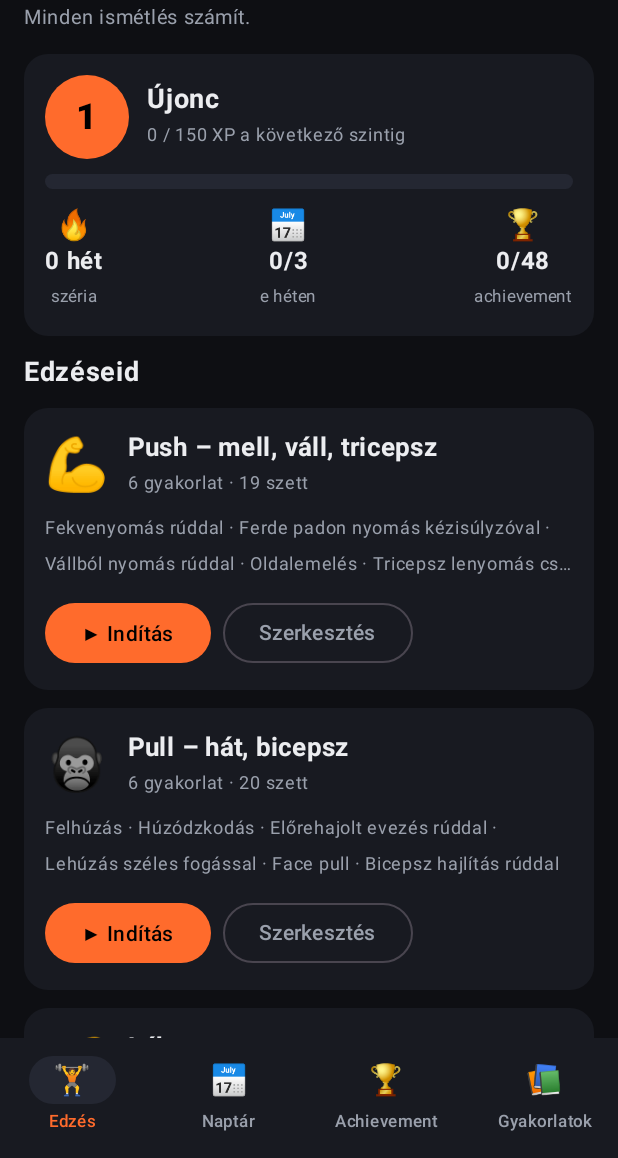
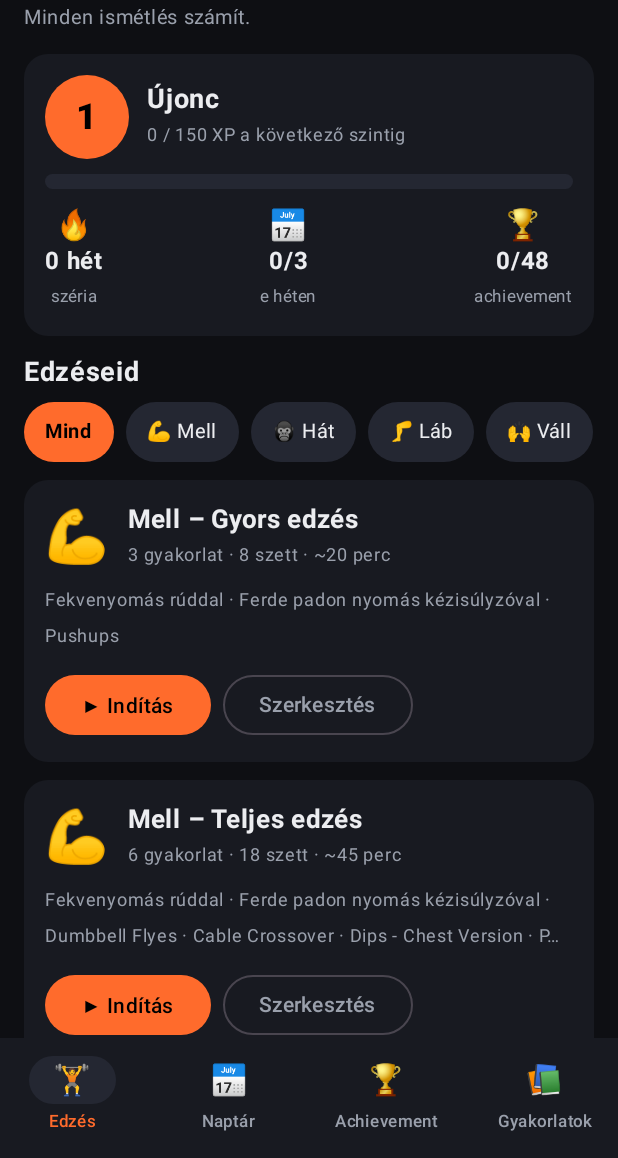
Before and after one commit to Speederhun/PRoud, an Android app built with Jetpack Compose: the screen it shows after launch (MainActivity), on a phone screen of 412 x 824 dp, the part 78-1236 px from its top. Run offline under Robolectric (Android 15) with nearby library versions, the phone set to English and light mode, and no system bars; pictures from the network do not load.

Commit message:
Edzéscsoportok: Mell/Hát/Láb/Váll/Kar/Core/Teljes test, gyors és teljes edzéssel
A főképernyőn csoport szerint szűrhetők az edzésterv-sablonok, minden
csoporthoz van gyors és teljes edzés. Az edzésterv-szerkesztőben csoport
választható. Régi alapsablonok automatikusan cserélődnek (seed v2).

```diff
--- a/app/src/main/java/app/proud/HomeScreen.kt
+++ b/app/src/main/java/app/proud/HomeScreen.kt
@@ -1,6 +1,8 @@
 package app.proud
 
 import androidx.compose.foundation.background
+import androidx.compose.foundation.horizontalScroll
+import androidx.compose.foundation.rememberScrollState
 import androidx.compose.foundation.layout.Arrangement
 import androidx.compose.foundation.layout.Box
 import androidx.compose.foundation.layout.Column
@@ -46,6 +48,7 @@ fun HomeScreen(
     val stats = remember(data) { computeStats(data) }
     val li = levelInfo(stats.xp)
     var pending by remember { mutableStateOf<Template?>(null) }
+    var selGroup by remember { mutableStateOf("") }
 
     fun start(t: Template) {
         store.startWorkout(t.name, t.items)
@@ -54,6 +57,12 @@ fun HomeScreen(
 
     fun tryStart(t: Template) {
         if (data.active != null) pending = t else start(t)
+    }
+
+    val shown = when (selGroup) {
+        "" -> data.templates
+        "Saját" -> data.templates.filter { it.group.isEmpty() }
+        else -> data.templates.filter { it.group == selGroup }
     }
 
     val today = LocalDate.now().toEpochDay()
@@ -121,16 +130,37 @@ fun HomeScreen(
 
         item {
             Text("Edzéseid", fontSize = 18.sp, fontWeight = FontWeight.Bold, color = TextMain)
+            Spacer(Modifier.height(8.dp))
+            Row(
+                Modifier.horizontalScroll(rememberScrollState()),
+                horizontalArrangement = Arrangement.spacedBy(8.dp)
+            ) {
+                Chip("Mind", selGroup == "") { selGroup = "" }
+                Hu.templateGroups.forEach { g ->
+                    Chip(Hu.groupEmoji(g) + " " + g, selGroup == g) { selGroup = if (selGroup == g) "" else g }
+                }
+                Chip("Saját", selGroup == "Saját") { selGroup = if (selGroup == "Saját") "" else "Saját" }
+            }
         }
 
-        items(data.templates, key = { it.id }) { t ->
+        if (shown.isEmpty()) {
+            item {
+                Text("Ebben a csoportban még nincs edzés. Hozz létre egyet lent.", color = Muted, fontSize = 13.sp)
+            }
+        }
+
+        items(shown, key = { it.id }) { t ->
             AppCard {
                 Row(verticalAlignment = Alignment.CenterVertically) {
                     Text(t.emoji, fontSize = 34.sp)
                     Column(Modifier.weight(1f).padding(start = 12.dp)) {
                         Text(t.name, fontSize = 17.sp, fontWeight = FontWeight.Bold, color = TextMain)
                         val sets = t.items.sumOf { it.sets }
-                        Text("${t.items.size} gyakorlat · $sets szett", color = Muted, fontSize = 12.sp)
+                        Text(
+                            "${t.items.size} gyakorlat · $sets szett · ~${(sets * 5 + 1) / 2} perc",
+                            color = Muted,
+                            fontSize = 12.sp
+                        )
                     }
                 }
                 Spacer(Modifier.height(6.dp))
--- a/app/src/main/java/app/proud/Hu.kt
+++ b/app/src/main/java/app/proud/Hu.kt
@@ -63,6 +63,20 @@ object Hu {
 
     fun groupOf(muscle: String): String? =
         groups.entries.firstOrNull { muscle in it.value }?.key
+
+    /** Edzéscsoportok az edzésterv-választóhoz. */
+    val templateGroups = listOf("Mell", "Hát", "Láb", "Váll", "Kar", "Core", "Teljes test")
+
+    fun groupEmoji(g: String): String = when (g) {
+        "Mell" -> "💪"
+        "Hát" -> "🦍"
+        "Láb" -> "🦵"
+        "Váll" -> "🙌"
+        "Kar" -> "💥"
+        "Core" -> "🎯"
+        "Teljes test" -> "🔥"
+        else -> "🏋️"
+    }
 
     val mainEquipment = listOf("barbell", "dumbbell", "cable", "machine", "body only", "kettlebells")
 
--- a/app/src/main/java/app/proud/Models.kt
+++ b/app/src/main/java/app/proud/Models.kt
@@ -25,7 +25,8 @@ data class Template(
     val id: String,
     val name: String,
     val emoji: String,
-    val items: List<TemplateItem>
+    val items: List<TemplateItem>,
+    val group: String = ""
 )
 
 data class SetEntry(val id: Long, val weight: Double, val reps: Int, val done: Boolean)
--- a/app/src/main/java/app/proud/Store.kt
+++ b/app/src/main/java/app/proud/Store.kt
@@ -227,51 +227,63 @@ class Store(private val file: File) {
     }
 
     companion object {
+        const val SEED_VERSION = 2
+
+        private fun ti(id: String, sets: Int, reps: Int) = TemplateItem(id, sets, reps)
+
+        private fun tpl(key: String, group: String, quick: Boolean, items: List<TemplateItem>) =
+            Template(
+                id = "d_${key}_${if (quick) "quick" else "full"}",
+                name = "$group – ${if (quick) "Gyors edzés" else "Teljes edzés"}",
+                emoji = Hu.groupEmoji(group),
+                items = items,
+                group = group
+            )
+
         fun defaultTemplates(): List<Template> = listOf(
-            Template(
-                "d_push", "Push – mell, váll, tricepsz", "💪",
-                listOf(
-                    TemplateItem("Barbell_Bench_Press_-_Medium_Grip", 4, 8),
-                    TemplateItem("Incline_Dumbbell_Press", 3, 10),
-                    TemplateItem("Barbell_Shoulder_Press", 3, 8),
-                    TemplateItem("Side_Lateral_Raise", 3, 12),
-                    TemplateItem("Triceps_Pushdown", 3, 12),
-                    TemplateItem("Dips_-_Triceps_Version", 3, 10)
-                )
-            ),
-            Template(
-                "d_pull", "Pull – hát, bicepsz", "🦍",
-                listOf(
-                    TemplateItem("Barbell_Deadlift", 3, 5),
-                    TemplateItem("Pullups", 4, 8),
-                    TemplateItem("Bent_Over_Barbell_Row", 4, 8),
-                    TemplateItem("Wide-Grip_Lat_Pulldown", 3, 10),
-                    TemplateItem("Face_Pull", 3, 15),
-                    TemplateItem("Barbell_Curl", 3, 10)
-                )
-            ),
-            Template(
-                "d_legs", "Láb nap", "🦵",
-                listOf(
-                    TemplateItem("Barbell_Full_Squat", 4, 6),
-                    TemplateItem("Romanian_Deadlift", 3, 8),
-                    TemplateItem("Leg_Press", 3, 12),
-                    TemplateItem("Barbell_Lunge", 3, 10),
-                    TemplateItem("Barbell_Hip_Thrust", 3, 10),
-                    TemplateItem("Standing_Calf_Raises", 4, 12)
-                )
-            ),
-            Template(
-                "d_full", "Teljes test", "🔥",
-                listOf(
-                    TemplateItem("Barbell_Full_Squat", 3, 8),
-                    TemplateItem("Barbell_Bench_Press_-_Medium_Grip", 3, 8),
-                    TemplateItem("Bent_Over_Barbell_Row", 3, 8),
-                    TemplateItem("Barbell_Shoulder_Press", 3, 8),
-                    TemplateItem("Barbell_Curl", 2, 10),
-                    TemplateItem("Triceps_Pushdown", 2, 12)
-                )
-            )
+            tpl("chest", "Mell", true, listOf(
+                ti("Barbell_Bench_Press_-_Medium_Grip", 3, 8), ti("Incline_Dumbbell_Press", 3, 10), ti("Pushups", 2, 15))),
+            tpl("chest", "Mell", false, listOf(
+                ti("Barbell_Bench_Press_-_Medium_Grip", 4, 8), ti("Incline_Dumbbell_Press", 3, 10),
+                ti("Dumbbell_Flyes", 3, 12), ti("Cable_Crossover", 3, 12),
+                ti("Dips_-_Chest_Version", 3, 10), ti("Pushups", 2, 15))),
+            tpl("back", "Hát", true, listOf(
+                ti("Pullups", 3, 8), ti("Bent_Over_Barbell_Row", 3, 8), ti("Wide-Grip_Lat_Pulldown", 3, 10))),
+            tpl("back", "Hát", false, listOf(
+                ti("Barbell_Deadlift", 3, 5), ti("Pullups", 4, 8), ti("Bent_Over_Barbell_Row", 4, 8),
+                ti("Seated_Cable_Rows", 3, 10), ti("Wide-Grip_Lat_Pulldown", 3, 10),
+                ti("Hyperextensions_Back_Extensions", 3, 12))),
+            tpl("legs", "Láb", true, listOf(
+                ti("Barbell_Full_Squat", 3, 8), ti("Romanian_Deadlift", 3, 8), ti("Standing_Calf_Raises", 3, 12))),
+            tpl("legs", "Láb", false, listOf(
+                ti("Barbell_Full_Squat", 4, 6), ti("Romanian_Deadlift", 3, 8), ti("Leg_Press", 3, 12),
+                ti("Barbell_Lunge", 3, 10), ti("Lying_Leg_Curls", 3, 12),
+                ti("Barbell_Hip_Thrust", 3, 10), ti("Standing_Calf_Raises", 4, 12))),
+            tpl("shoulders", "Váll", true, listOf(
+                ti("Barbell_Shoulder_Press", 3, 8), ti("Side_Lateral_Raise", 3, 12), ti("Face_Pull", 3, 15))),
+            tpl("shoulders", "Váll", false, listOf(
+                ti("Barbell_Shoulder_Press", 4, 8), ti("Dumbbell_Shoulder_Press", 3, 10),
+                ti("Side_Lateral_Raise", 4, 12), ti("Reverse_Flyes", 3, 15),
+                ti("Face_Pull", 3, 15), ti("Dumbbell_Shrug", 3, 12))),
+            tpl("arms", "Kar", true, listOf(
+                ti("Barbell_Curl", 3, 10), ti("Triceps_Pushdown", 3, 12), ti("Hammer_Curls", 2, 12))),
+            tpl("arms", "Kar", false, listOf(
+                ti("Barbell_Curl", 3, 10), ti("Close-Grip_Barbell_Bench_Press", 3, 8),
+                ti("Hammer_Curls", 3, 12), ti("EZ-Bar_Skullcrusher", 3, 10),
+                ti("Dumbbell_Bicep_Curl", 3, 12), ti("Cable_Rope_Overhead_Triceps_Extension", 3, 12),
+                ti("Triceps_Pushdown", 3, 12))),
+            tpl("core", "Core", true, listOf(
+                ti("Hanging_Leg_Raise", 3, 10), ti("Cable_Crunch", 3, 15), ti("Ab_Roller", 3, 10))),
+            tpl("core", "Core", false, listOf(
+                ti("Hanging_Leg_Raise", 3, 12), ti("Cable_Crunch", 3, 15), ti("Ab_Roller", 3, 10),
+                ti("Decline_Crunch", 3, 15), ti("Rope_Crunch", 3, 15))),
+            tpl("full", "Teljes test", true, listOf(
+                ti("Barbell_Full_Squat", 3, 8), ti("Barbell_Bench_Press_-_Medium_Grip", 3, 8),
+                ti("Bent_Over_Barbell_Row", 3, 8))),
+            tpl("full", "Teljes test", false, listOf(
+                ti("Barbell_Full_Squat", 3, 8), ti("Barbell_Bench_Press_-_Medium_Grip", 3, 8),
+                ti("Bent_Over_Barbell_Row", 3, 8), ti("Barbell_Shoulder_Press", 3, 8),
+                ti("Barbell_Curl", 2, 10), ti("Triceps_Pushdown", 2, 12)))
         )
 
         private fun encode(d: AppData): JSONObject {
@@ -282,6 +294,7 @@ class Store(private val file: File) {
                         put("id", t.id)
                         put("name", t.name)
                         put("emoji", t.emoji)
+                        put("group", t.group)
                         put("items", JSONArray().also { ia ->
                             t.items.forEach { i ->
                                 ia.put(JSONObject().apply {
@@ -320,6 +333,7 @@ class Store(private val file: File) {
                     })
                 }
             })
+            o.put("seed", SEED_VERSION)
             o.put("plans", JSONArray().also { arr ->
                 d.plans.forEach { p ->
                     arr.put(JSONObject().apply {
@@ -373,7 +387,7 @@ class Store(private val file: File) {
                     val ij = ia.getJSONObject(j)
                     items.add(TemplateItem(ij.getString("ex"), ij.optInt("sets", 3), ij.optInt("reps", 10)))
                 }
-                templates.add(Template(t.getString("id"), t.optString("name", "Edzés"), t.optString("emoji", "💪"), items))
+                templates.add(Template(t.getString("id"), t.optString("name", "Edzés"), t.optString("emoji", "💪"), items, t.optString("group", "")))
             }
 
             val sessions = ArrayList<Session>()
@@ -434,7 +448,13 @@ class Store(private val file: File) {
                 active = ActiveWorkout(ao.getLong("start"), ao.optString("name", "Edzés"), exs)
             }
 
-            return AppData(templates, sessions, plans, unlocked, settings, active)
+            var finalTemplates: List<Template> = templates
+            if (o.optInt("seed", 1) < SEED_VERSION) {
+                val oldIds = setOf("d_push", "d_pull", "d_legs", "d_full")
+                finalTemplates = defaultTemplates() + templates.filter { it.id !in oldIds }
+            }
+
+            return AppData(finalTemplates, sessions, plans, unlocked, settings, active)
         }
     }
 }
--- a/app/src/main/java/app/proud/TemplateEditScreen.kt
+++ b/app/src/main/java/app/proud/TemplateEditScreen.kt
@@ -46,6 +46,7 @@ fun TemplateEditScreen(
     val existing = data.templates.firstOrNull { it.id == templateId }
     var name by remember { mutableStateOf(existing?.name ?: "") }
     var emoji by remember { mutableStateOf(existing?.emoji ?: "💪") }
+    var group by remember { mutableStateOf(existing?.group ?: "") }
     var items by remember { mutableStateOf(existing?.items ?: emptyList()) }
     var showPicker by remember { mutableStateOf(false) }
     var showDelete by remember { mutableStateOf(false) }
@@ -75,7 +76,7 @@ fun TemplateEditScreen(
                     enabled = canSave,
                     onClick = {
                         val id = existing?.id ?: store.newTemplateId()
-                        store.saveTemplate(Template(id, name.trim(), emoji, items))
+                        store.saveTemplate(Template(id, name.trim(), emoji, items, group))
                         onClose()
                     }
                 ) { Text("Mentés") }
@@ -93,7 +94,7 @@ fun TemplateEditScreen(
                 OutlinedTextField(
                     value = name,
                     onValueChange = { name = it },
-                    label = { Text("Az edzés neve") },
+                    label = { Text("Az edzés neve (pl. Mell – Gyors edzés)") },
                     singleLine = true,
                     modifier = Modifier.fillMaxWidth()
                 )
@@ -105,6 +106,20 @@ fun TemplateEditScreen(
                 ) {
                     EMOJIS.forEach { e ->
                         Chip(e, emoji == e) { emoji = e }
+                    }
+                }
+            }
+
+            item {
+                Text("Csoport", color = Muted, fontSize = 12.sp)
+                Spacer(Modifier.height(6.dp))
+                Row(
+                    Modifier.horizontalScroll(rememberScrollState()),
+                    horizontalArrangement = Arrangement.spacedBy(8.dp)
+                ) {
+                    Chip("Saját", group.isEmpty()) { group = "" }
+                    Hu.templateGroups.forEach { g ->
+                        Chip(g, group == g) { group = g }
                     }
                 }
             }
```
